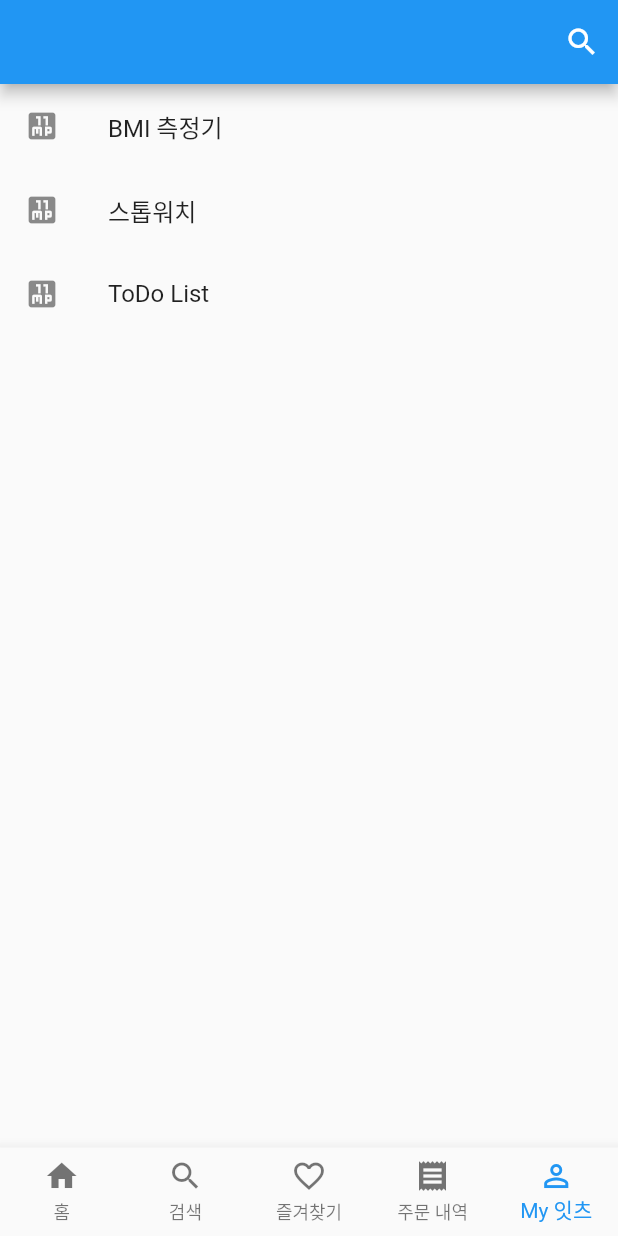
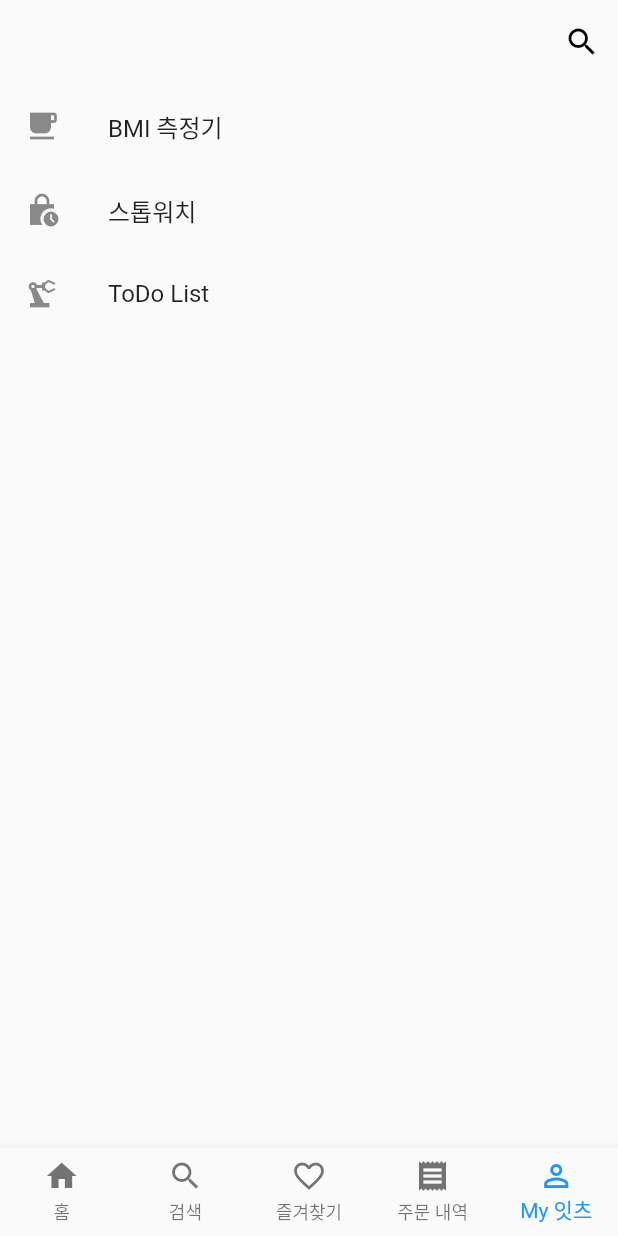
Before and after one commit to Jin-dev92/flutter-coupangEatsClone, a Flutter app: the screen it shows after launch, item 5 of the bottom bar chosen, on a phone screen of 412 x 824 dp. Run offline on Flutter 3.47's test engine with Material 2 defaults, Android fonts, the phone set to English and light mode, and no system bars; our stand-ins replace carousel_slider, date_format.

Commit message:
할일 미니 앱 생성 및 설계 , 펑션 추가

```diff
--- a/lib/main.dart
+++ b/lib/main.dart
@@ -110,6 +110,8 @@
     log("MyHomepage build");
     return Scaffold(
       appBar: AppBar(
+        centerTitle: true,
+        // title : button,
         actions: [
           IconButton(
             onPressed: _iconBtnOnPressHandler,
@@ -117,7 +119,13 @@
             icon: const Icon(Icons.search),
           ),
         ],
+        backgroundColor: Colors.transparent,
+        elevation: 0.0, // appBar 그림자 농도
+        iconTheme: const IconThemeData(
+          color: Colors.black,
+        ),
       ),
+      extendBodyBehindAppBar: true, // body 위에 앱바 그리기
       body: pages[_currentIndex],
       bottomNavigationBar: BottomNavigationBar(
         type: BottomNavigationBarType.fixed,
--- a/lib/page/profile.dart
+++ b/lib/page/profile.dart
@@ -1,23 +1,23 @@
-import 'dart:developer';
-import 'dart:math';
-
 import 'package:coupangeats_clone/component/bmiChecker.dart';
-import 'package:coupangeats_clone/page/home.dart';
+import 'package:coupangeats_clone/component/stopWatch.dart';
+import 'package:coupangeats_clone/component/todoList.dart';
 import 'package:flutter/material.dart';
 
 final List<Map<String, dynamic>> listViewItemList = [
   {
-    'icon': Icon(Icons.eleven_mp),
+    'icon': Icon(Icons.local_cafe),
     'title': "BMI 측정기",
     'page': const BmiChecker(),
   },
   {
-    'icon': Icon(Icons.eleven_mp),
+    'icon': Icon(Icons.lock_clock_sharp),
     'title': "스톱워치",
+    'page': const StopWatch(),
   },
   {
-    'icon': Icon(Icons.eleven_mp),
+    'icon': Icon(Icons.precision_manufacturing),
     'title': "ToDo List",
+    'page': const TodoList(),
   },
 ];
 
@@ -75,11 +75,7 @@ class _ProfileState extends State<Profile> {
             setState(() {
               _currentIndex = index;
             });
-
             Navigator.of(context).push(_createRoute());
-            // showModalBottomSheet(context: context, builder: buildBottomSheet);
-            print("index:$index");
-            // print(listViewItemList[index]['icon']);
           },
         );
       },
--- a/pubspec.yaml
+++ b/pubspec.yaml
@@ -35,6 +35,9 @@ dependencies:
   # Use with the CupertinoIcons class for iOS style icons.
   cupertino_icons: ^1.0.2
   carousel_slider: ^4.0.0
+  timer_builder: ^2.0.0
+  date_format: ^2.0.4
+  ntp: ^2.0.0
 
 dev_dependencies:
   flutter_test:
```
Also changed, not shown: lib/component/bmiChecker.dart (+12 -3 lines), lib/component/mainCategory.dart (added, +12 -0 lines), lib/component/stopWatch.dart (added, +15 -0 lines), lib/component/todoList.dart (added, +124 -0 lines), lib/page/home.dart (+6 -6 lines).
